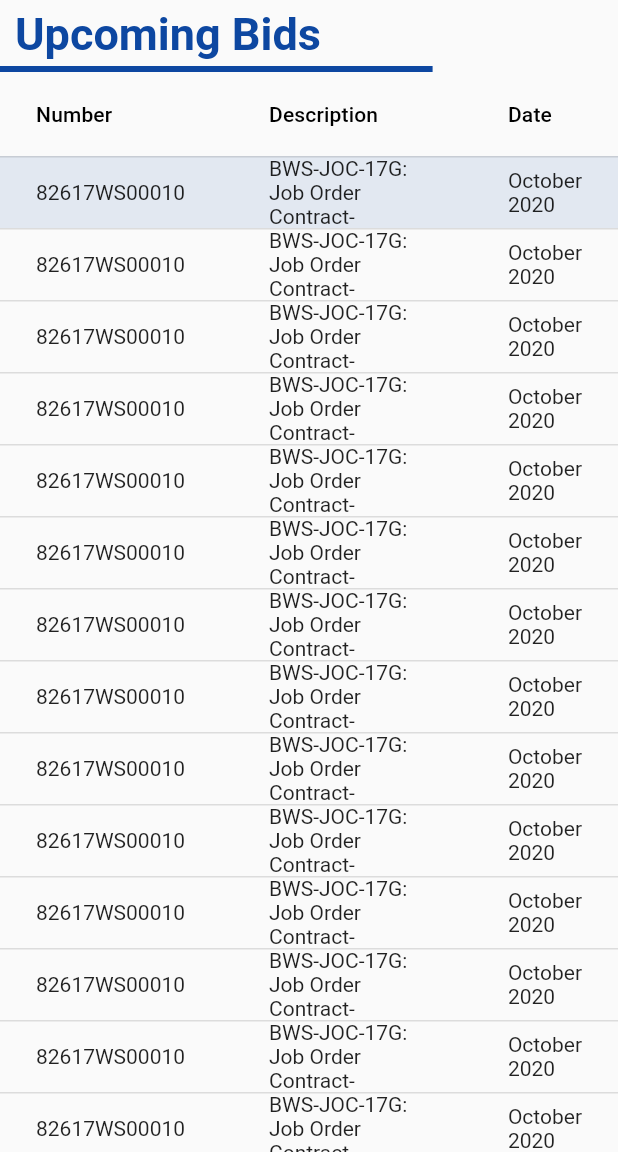
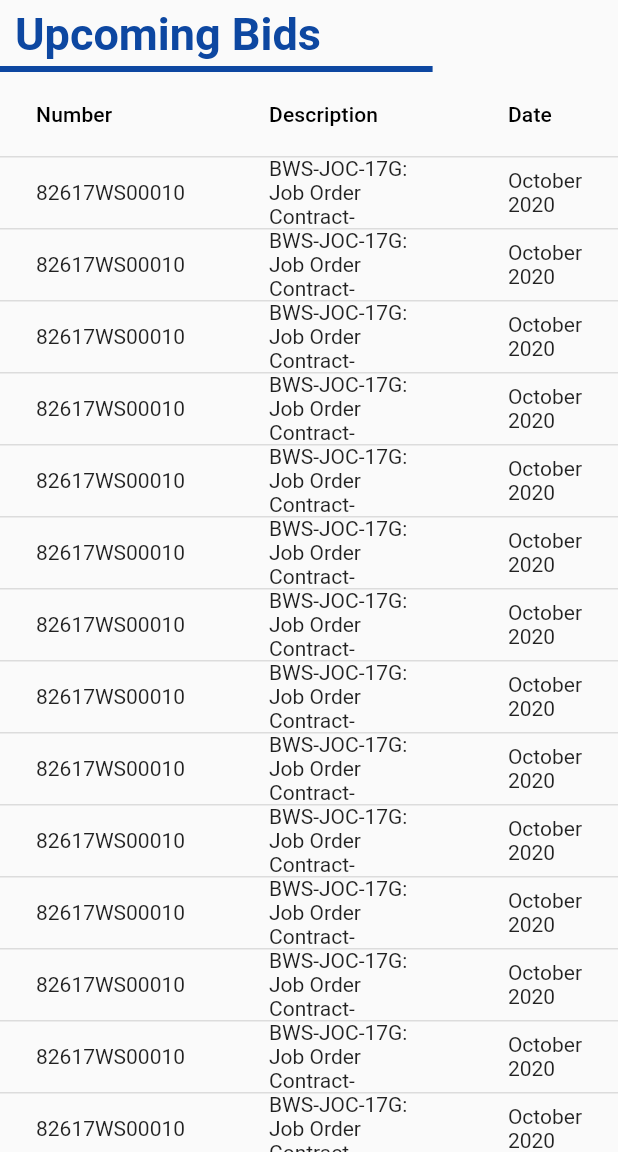
Before and after one commit to JosephLattisaw/hydris, a Flutter app: the screen it shows after launch, in the side drawer, after a tap on "Upcoming Bids", on a phone screen of 412 x 824 dp, the part 84-1236 px from its top. Run offline on Flutter 3.47's test engine with Material 2 defaults, Android fonts, the phone set to English and light mode, and no system bars; our stand-ins replace video_player.

```diff
--- a/hydris/lib/upcoming_bids_screen.dart
+++ b/hydris/lib/upcoming_bids_screen.dart
@@ -54,9 +54,9 @@ class _UpcomingBidsScreenState extends State<UpcomingBidsScreen> {
                     ],
                     rows: [
                       DataRow(
-                          color: MaterialStateProperty.resolveWith((states) {
+                          /*color: MaterialStateProperty.resolveWith((states) {
                             return Colors.blue[900].withOpacity(.1);
-                          }),
+                          }),*/
                           cells: [
                             DataCell(Text('82617WS00010')),
                             DataCell(Text(
```
